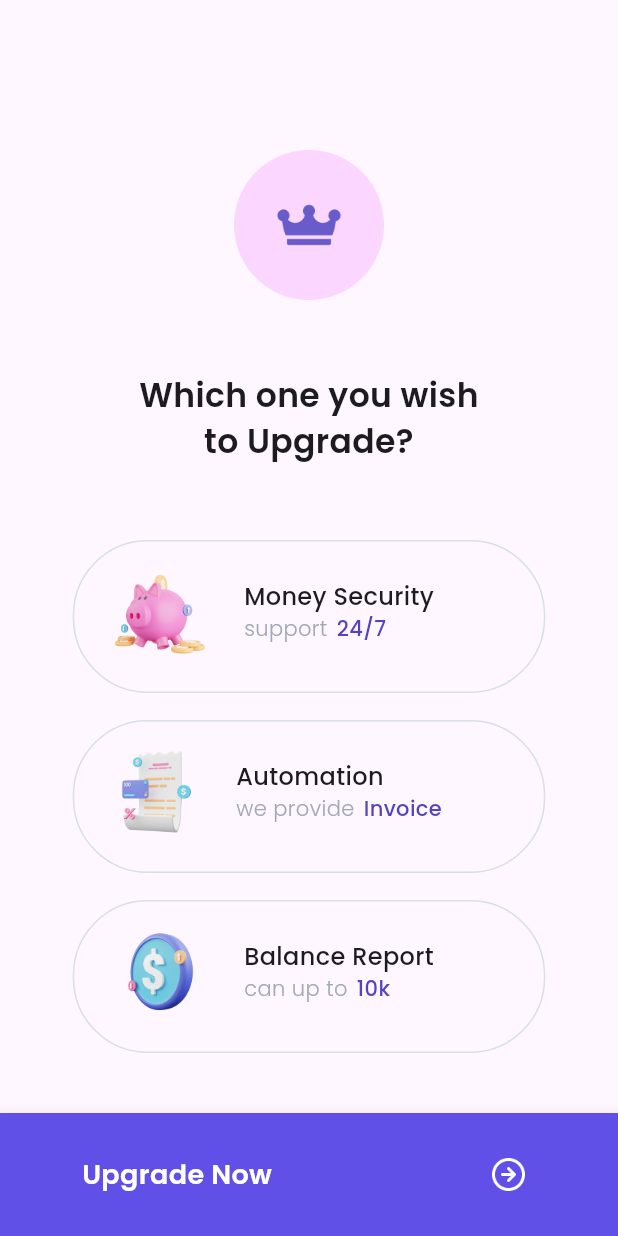
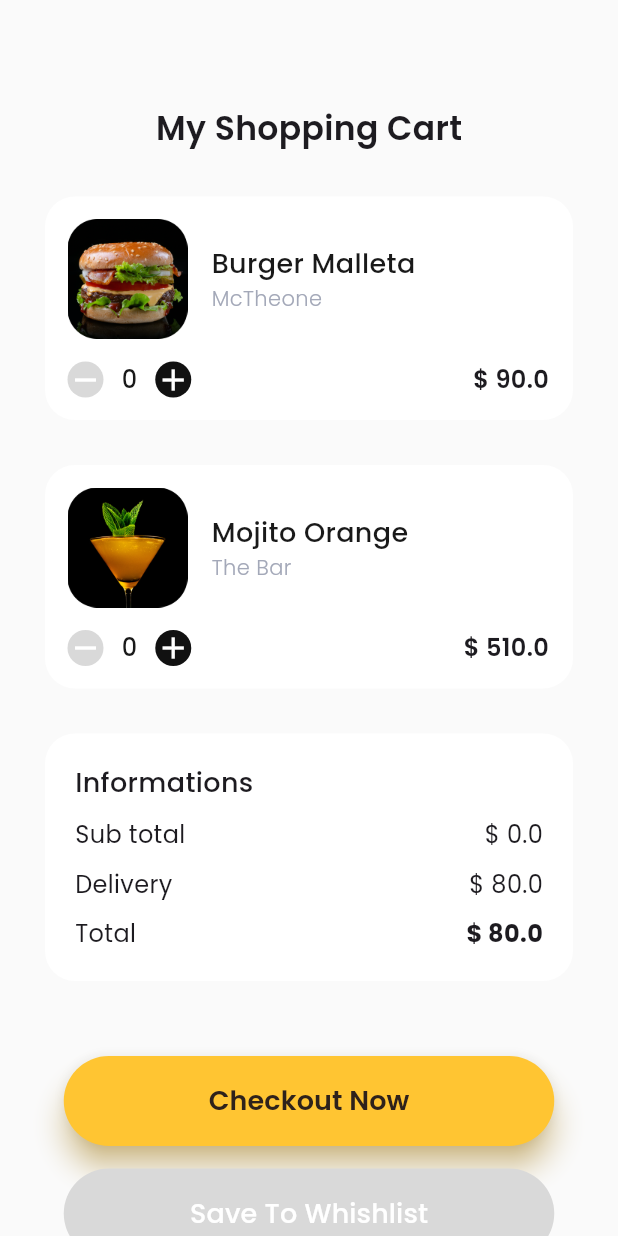
Before and after one commit to iqbal-rahmatullah/FlutterUI-7Challenge, a Flutter app: the screen it shows after launch, on a phone screen of 412 x 824 dp. Run offline on Flutter 3.47's test engine with Material 3 defaults, Android fonts, the phone set to English and light mode, and no system bars; our stand-ins replace google_fonts.

Commit message:
Project 7.1 Done

```diff
--- a/lib/main.dart
+++ b/lib/main.dart
@@ -2,6 +2,7 @@ import 'package:flutter/material.dart';
 import 'package:seven_project/pages/empty_page1.dart';
 import 'package:seven_project/pages/get_started1.dart';
 import 'package:seven_project/pages/pricing_page1.dart';
+import 'package:seven_project/pages/random_page1.dart';
 import 'package:seven_project/pages/rating_screen1.dart';
 import 'package:seven_project/pages/sign_in1.dart';
 import 'package:seven_project/pages/splash_screen1.dart';
@@ -17,7 +18,7 @@ class MyApp extends StatelessWidget {
   Widget build(BuildContext context) {
     return const MaterialApp(
       debugShowCheckedModeBanner: false,
-      home: PricePage1(), //Change this to view other page
+      home: RandomPage1(), //Change this to view other page
     );
   }
 }
--- /dev/null
+++ b/lib/pages/random_page1.dart
@@ -0,0 +1,278 @@
+import 'package:flutter/material.dart';
+import 'package:google_fonts/google_fonts.dart';
+
+class RandomPage1 extends StatefulWidget {
+  const RandomPage1({super.key});
+
+  @override
+  State<RandomPage1> createState() => _RandomPage1State();
+}
+
+class _RandomPage1State extends State<RandomPage1> {
+  var foodsVariant = [
+    {
+      "name": "Burger Malleta",
+      "maker": "McTheone",
+      "image": "burger.png",
+      "count": 0,
+      "price": 90.00
+    },
+    {
+      "name": "Mojito Orange",
+      "maker": "The Bar",
+      "image": "mojito.png",
+      "count": 0,
+      "price": 510.0
+    },
+  ];
+
+  var chart = {"sub_total": 0.00, "delivery": 80.00, "total": 80.00};
+
+  Widget ContainerFood(Map foodData) {
+    return Container(
+      decoration: BoxDecoration(
+          color: Color(0xffFFFFFF), borderRadius: BorderRadius.circular(20)),
+      child: Padding(
+        padding:
+            const EdgeInsets.only(top: 15, left: 15, bottom: 15, right: 16),
+        child: Column(
+          children: [
+            Row(
+              children: [
+                Image.asset(
+                  'assets/project7/${foodData['image']}',
+                  width: 80,
+                ),
+                SizedBox(
+                  width: 16,
+                ),
+                Column(
+                  crossAxisAlignment: CrossAxisAlignment.start,
+                  children: [
+                    Text(
+                      "${foodData['name']}",
+                      style: GoogleFonts.poppins(
+                          color: Color(0xff191919),
+                          fontSize: 18,
+                          fontWeight: FontWeight.w500),
+                    ),
+                    Text(
+                      "${foodData['maker']}",
+                      style: GoogleFonts.poppins(
+                          color: Color(0xffA3A8B8),
+                          fontWeight: FontWeight.w300),
+                    )
+                  ],
+                )
+              ],
+            ),
+            SizedBox(
+              height: 15,
+            ),
+            Row(
+              mainAxisAlignment: MainAxisAlignment.spaceBetween,
+              children: [
+                Row(
+                  children: [
+                    GestureDetector(
+                      onTap: () {
+                        setState(() {
+                          if (foodData['count'] > 0) {
+                            foodData['count']--;
+                            chart['sub_total'] =
+                                chart['sub_total']! - foodData['price']!;
+                            chart['total'] =
+                                chart['total']! - foodData['price'];
+                          }
+                        });
+                      },
+                      child: Container(
+                        decoration: BoxDecoration(
+                            color: Color(0xffD9D9D9),
+                            borderRadius: BorderRadius.circular(50)),
+                        child: Icon(
+                          Icons.remove,
+                          color: Colors.white,
+                        ),
+                      ),
+                    ),
+                    SizedBox(
+                      width: 12,
+                    ),
+                    Text(
+                      "${foodData['count']}",
+                      style: GoogleFonts.poppins(
+                          color: Color(0xff191919),
+                          fontSize: 16,
+                          fontWeight: FontWeight.w500),
+                    ),
+                    SizedBox(
+                      width: 12,
+                    ),
+                    GestureDetector(
+                      onTap: () {
+                        setState(() {
+                          foodData['count']++;
+                          chart['sub_total'] =
+                              (chart['sub_total']! + foodData['price'])!;
+                          chart['total'] =
+                              chart['sub_total']! + chart['delivery']!;
+                        });
+                      },
+                      child: Container(
+                        decoration: BoxDecoration(
+                            color: Color(0xff111111),
+                            borderRadius: BorderRadius.circular(50)),
+                        child: Icon(
+                          Icons.add,
+                          color: Colors.white,
+                        ),
+                      ),
+                    ),
+                  ],
+                ),
+                Text(
+                  "\$ ${foodData['price']}",
+                  style: GoogleFonts.poppins(
+                      fontSize: 16, fontWeight: FontWeight.w600),
+                )
+              ],
+            )
+          ],
+        ),
+      ),
+    );
+  }
+
+  Widget containerCart() {
+    return Container(
+      decoration: BoxDecoration(
+          color: Colors.white, borderRadius: BorderRadius.circular(20)),
+      child: Padding(
+        padding: const EdgeInsets.all(20.0),
+        child: Column(crossAxisAlignment: CrossAxisAlignment.start, children: [
+          Text(
+            "Informations",
+            style:
+                GoogleFonts.poppins(fontSize: 18, fontWeight: FontWeight.w500),
+          ),
+          SizedBox(
+            height: 10,
+          ),
+          Row(
+            mainAxisAlignment: MainAxisAlignment.spaceBetween,
+            children: [
+              Text(
+                "Sub total",
+                style: GoogleFonts.poppins(fontSize: 16),
+              ),
+              Text("\$ ${chart['sub_total']}",
+                  style: GoogleFonts.poppins(fontSize: 16))
+            ],
+          ),
+          SizedBox(
+            height: 10,
+          ),
+          Row(
+            mainAxisAlignment: MainAxisAlignment.spaceBetween,
+            children: [
+              Text(
+                "Delivery",
+                style: GoogleFonts.poppins(fontSize: 16),
+              ),
+              Text("\$ ${chart['delivery']}",
+                  style: GoogleFonts.poppins(fontSize: 16))
+            ],
+          ),
+          SizedBox(
+            height: 10,
+          ),
+          Row(
+            mainAxisAlignment: MainAxisAlignment.spaceBetween,
+            children: [
+              Text(
+                "Total",
+                style: GoogleFonts.poppins(fontSize: 16),
+              ),
+              Text("\$ ${chart['total']}",
+                  style: GoogleFonts.poppins(
+                      fontSize: 16, fontWeight: FontWeight.bold))
+            ],
+          ),
+        ]),
+      ),
+    );
+  }
+
+  @override
+  Widget build(BuildContext context) {
+    return Scaffold(
+      backgroundColor: Color(0xffFAFAFA),
+      body: Padding(
+        padding: const EdgeInsets.only(top: 70, left: 30, right: 30),
+        child: Column(
+          children: [
+            Center(
+              child: Text(
+                "My Shopping Cart",
+                style: GoogleFonts.poppins(
+                    fontSize: 22, fontWeight: FontWeight.w600),
+              ),
+            ),
+            SizedBox(
+              height: 30,
+            ),
+            ContainerFood(foodsVariant[0]),
+            SizedBox(
+              height: 30,
+            ),
+            ContainerFood(foodsVariant[1]),
+            SizedBox(
+              height: 30,
+            ),
+            containerCart(),
+            SizedBox(
+              height: 50,
+            ),
+            Container(
+              width: 327,
+              height: 60,
+              child: TextButton(
+                style: TextButton.styleFrom(
+                    backgroundColor: Color(0xffFFC532),
+                    shadowColor: Color(0xffFFC532),
+                    elevation: 8),
+                onPressed: () {},
+                child: Text(
+                  'Checkout Now',
+                  style: GoogleFonts.poppins(
+                      fontSize: 18,
+                      fontWeight: FontWeight.w600,
+                      color: Color(0xff2E221B)),
+                ),
+              ),
+            ),
+            SizedBox(
+              height: 15,
+            ),
+            Container(
+              width: 327,
+              height: 60,
+              child: TextButton(
+                style: TextButton.styleFrom(backgroundColor: Color(0xffD9D9D9)),
+                onPressed: () {},
+                child: Text(
+                  'Save To Whishlist',
+                  style: GoogleFonts.poppins(
+                      fontSize: 18,
+                      fontWeight: FontWeight.w500,
+                      color: Colors.white),
+                ),
+              ),
+            )
+          ],
+        ),
+      ),
+    );
+  }
+}
--- a/pubspec.yaml
+++ b/pubspec.yaml
@@ -65,6 +65,7 @@ flutter:
     - assets/project4/
     - assets/project5/
     - assets/project6/
+    - assets/project7/
 
   # An image asset can refer to one or more resolution-specific "variants", see
   # https://flutter.dev/assets-and-images/#resolution-aware
```
Also changed, not shown: assets/project7/btn_minus.png (added), assets/project7/btn_plus.png (added), assets/project7/burger.png (added), assets/project7/checklist.png (added), assets/project7/mojito.png (added), assets/project7/random_plac.png (added).
